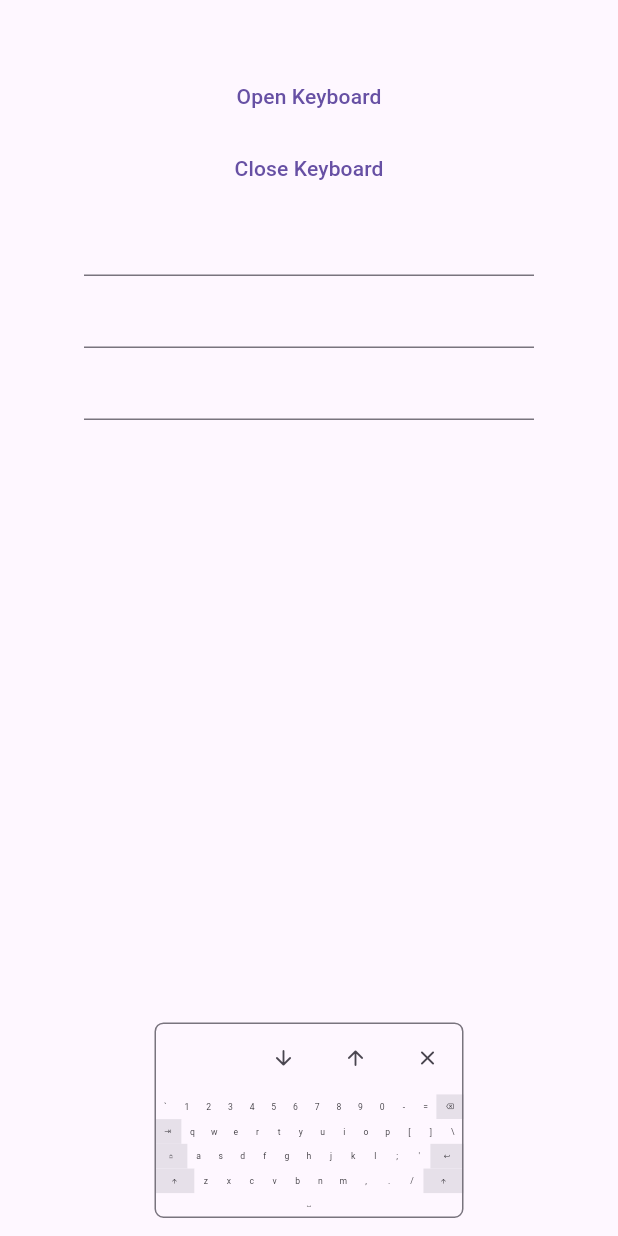
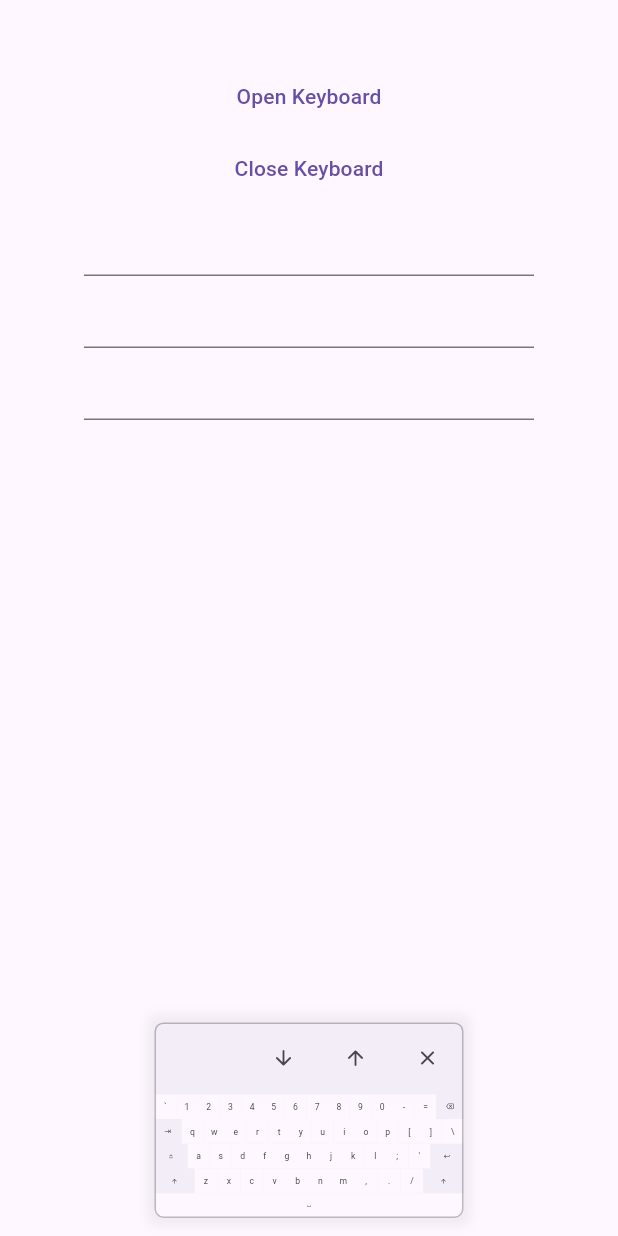
Before and after one commit to albinpk/flutter_onscreen_keyboard, a Flutter app: the screen it shows after launch, after a tap on "Open Keyboard", on a phone screen of 412 x 824 dp. Run offline on Flutter 3.47's test engine with Material 3 defaults, Android fonts, the phone set to English and light mode, and no system bars.

Commit message:
feat: create `wrap` function fix: update default shadow

```diff
--- a/packages/onscreen_keyboard/lib/src/onscreen_keyboard.dart
+++ b/packages/onscreen_keyboard/lib/src/onscreen_keyboard.dart
@@ -33,19 +33,25 @@ class OnscreenKeyboard extends StatefulWidget {
   static TransitionBuilder builder({
     OnscreenKeyboardThemeData? theme,
     WidthGetter? width,
+  }) => (BuildContext context, Widget? child) {
+    return wrap(theme: theme, width: width, child: child!);
+  };
+
+  static Widget wrap({
+    required Widget child,
+    OnscreenKeyboardThemeData? theme,
+    WidthGetter? width,
   }) {
-    return (BuildContext context, Widget? child) {
     return Overlay(
       initialEntries: [
         OverlayEntry(
           builder: (context) => OnscreenKeyboardTheme(
             data: theme ?? const OnscreenKeyboardThemeData(),
-              child: OnscreenKeyboard(width: width, child: child!),
+            child: OnscreenKeyboard(width: width, child: child),
           ),
         ),
       ],
     );
-    };
   }
 
   static OnscreenKeyboardController of(BuildContext context) {
@@ -236,10 +242,22 @@ class OnscreenKeyboardState extends State<OnscreenKeyboard>
                     decoration: BoxDecoration(
                       color: theme.color,
                       borderRadius: borderRadius,
+                      gradient: theme.gradient,
+                      boxShadow:
+                          theme.boxShadow ??
+                          [
+                            BoxShadow(
+                              color: colors.shadow.fade(0.05),
+                              spreadRadius: 5,
+                              blurRadius: 5,
+                            ),
+                          ],
                     ),
                     foregroundDecoration: BoxDecoration(
                       borderRadius: borderRadius,
-                      border: theme.border ?? Border.all(color: colors.outline),
+                      border:
+                          theme.border ??
+                          Border.all(color: colors.outline.fade()),
                     ),
 
                     // ??
@@ -278,7 +296,10 @@ class _ControlBar extends StatelessWidget {
 
   @override
   Widget build(BuildContext context) {
-    return IconButtonTheme(
+    final colors = Theme.of(context).colorScheme;
+    return Material(
+      color: colors.surfaceContainer,
+      child: IconButtonTheme(
         data: IconButtonThemeData(style: IconButton.styleFrom(iconSize: 16)),
         child: Row(
           mainAxisAlignment: MainAxisAlignment.end,
@@ -314,6 +335,7 @@ class _ControlBar extends StatelessWidget {
             ),
           ],
         ),
+      ),
     );
   }
 }
--- a/packages/onscreen_keyboard/lib/src/utils/extensions.dart
+++ b/packages/onscreen_keyboard/lib/src/utils/extensions.dart
@@ -5,3 +5,7 @@ import 'package:onscreen_keyboard/src/theme/onscreen_keyboard_theme_data.dart';
 extension ContextExt on BuildContext {
   OnscreenKeyboardThemeData get theme => OnscreenKeyboardTheme.of(this);
 }
+
+extension ColorExt on Color {
+  Color fade([double alpha = 0.5]) => withValues(alpha: alpha);
+}
--- a/packages/onscreen_keyboard/lib/src/widgets/keys.dart
+++ b/packages/onscreen_keyboard/lib/src/widgets/keys.dart
@@ -69,7 +69,7 @@ class ActionKeyWidget extends StatelessWidget {
       decoration:
           keyTheme.decoration ??
           BoxDecoration(
-            color: pressed ? colors.primary : colors.surfaceContainerHighest,
+            color: pressed ? colors.primary : colors.surfaceContainer,
           ),
       child: Material(
         type: MaterialType.transparency,
```
Lines whose indentation alone changed are shown as unchanged.
